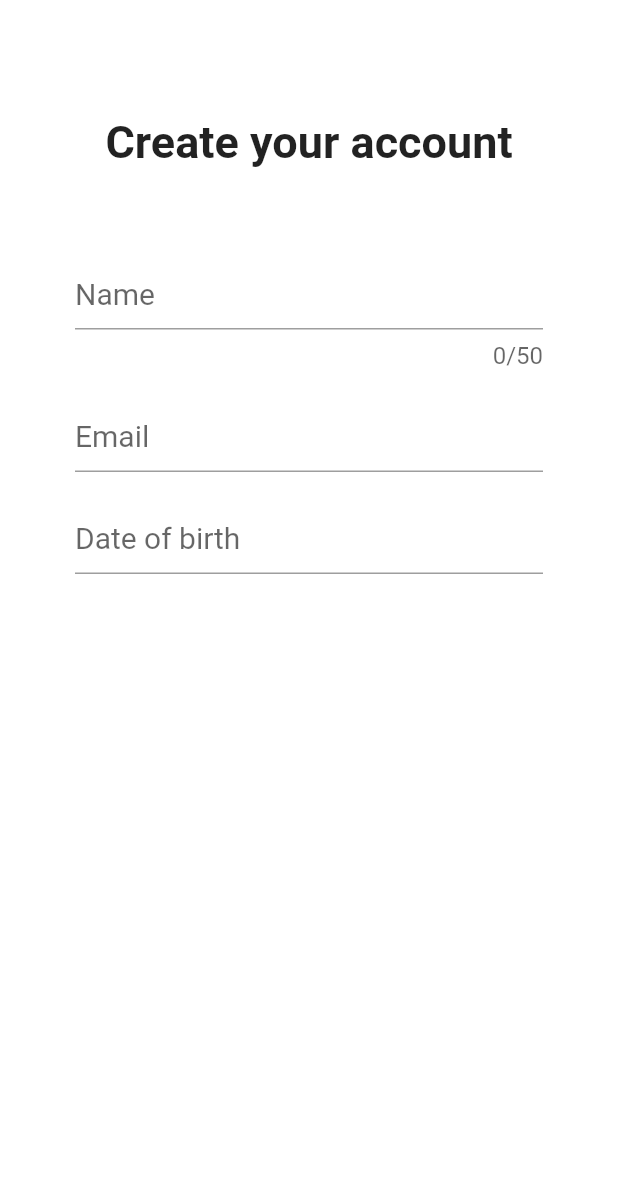
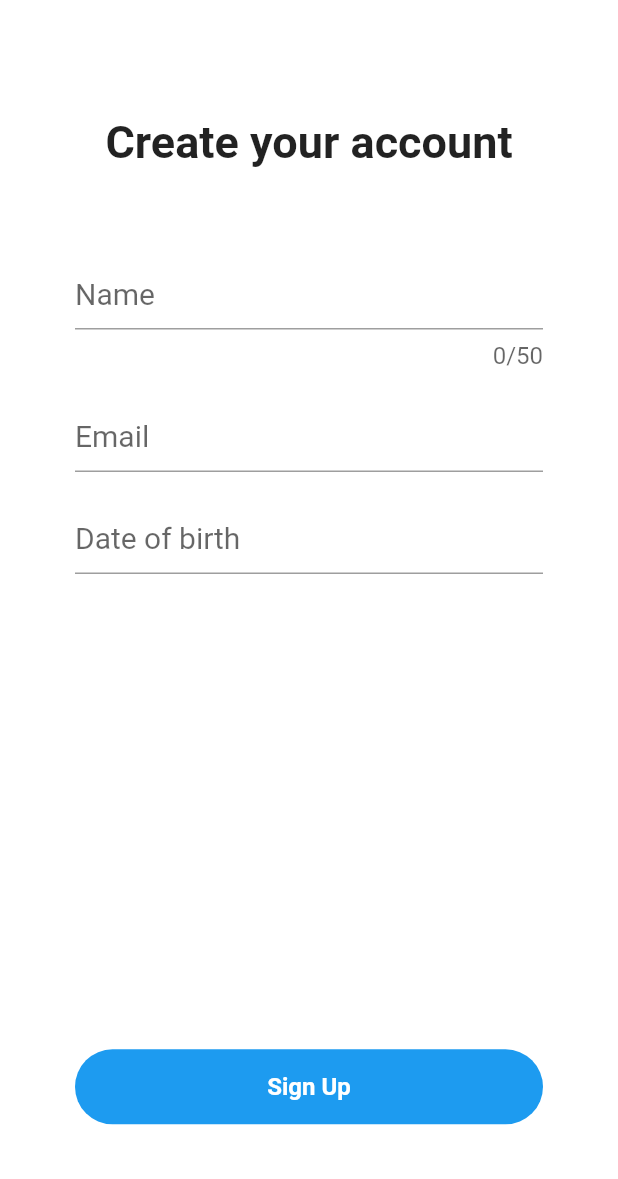
Before and after one commit to OmarNashat01/Cross-Platform-Twitter-Clone, a Flutter app: the screen it shows after launch, on a phone screen of 412 x 824 dp, the part 57-1236 px from its top. Run offline on Flutter 3.47's test engine with Material 2 defaults, Android fonts, the phone set to English and light mode, and no system bars; our stand-ins replace email_validator, flutter_datetime_picker, flutter_svg, font_awesome_flutter; project files that could hold a hidden picture were left out.

Commit message:
Finish Signup screen

```diff
--- a/lib/screens/signup_screen/signup_screen.dart
+++ b/lib/screens/signup_screen/signup_screen.dart
@@ -32,7 +32,10 @@ class SignupScreen extends StatelessWidget {
                   child: Text(
                     'Create your account',
                     textAlign: TextAlign.center,
-                    style: TextStyle(fontSize: 30, fontWeight: FontWeight.bold),
+                    style: TextStyle(
+                      fontSize: 30,
+                      fontWeight: FontWeight.bold,
+                    ),
                   ),
                 ),
               ),
@@ -40,6 +43,7 @@ class SignupScreen extends StatelessWidget {
                 flex: 4,
                 child: SignupForm(),
               ),
+
             ],
           ),
         ),
--- /dev/null
+++ b/lib/screens/signup_screen/widgets/signup_button.dart
@@ -0,0 +1,42 @@
+import 'dart:developer';
+import 'package:flutter/material.dart';
+
+import '../../../constants.dart';
+
+class SignUpButton extends StatelessWidget {
+  final _formKey;
+  const SignUpButton(this._formKey);
+
+  void _pressSignupButton() {
+    if (_formKey.currentState!.validate()) {
+      log('passed');
+    } else {
+      log('failed');
+    }
+  }
+
+  @override
+  Widget build(BuildContext context) {
+    return Align(
+      alignment: Alignment.center,
+      child: ElevatedButton(
+        onPressed: _pressSignupButton,
+        style: ElevatedButton.styleFrom(
+          primary: Theme.of(context).colorScheme.secondary,
+          onPrimary: Theme.of(context).colorScheme.onSecondary,
+          elevation: 0,
+          shape: RoundedRectangleBorder(
+            borderRadius: BorderRadius.circular(100),
+          ),
+          shadowColor: Colors.white,
+          minimumSize: const Size(double.infinity, 50),
+          textStyle: const TextStyle(
+            fontSize: 16,
+            fontWeight: FontWeight.bold,
+          ),
+        ),
+        child: const Text('Sign Up'),
+      ),
+    );
+  }
+}
--- a/lib/screens/signup_screen/widgets/signup_form.dart
+++ b/lib/screens/signup_screen/widgets/signup_form.dart
@@ -1,10 +1,9 @@
-import 'dart:developer';
-
 import 'package:flutter/material.dart';
-import 'package:flutter/painting.dart';
 import 'package:email_validator/email_validator.dart';
 import 'package:flutter_datetime_picker/flutter_datetime_picker.dart';
 import 'package:intl/intl.dart';
+
+import 'signup_button.dart';
 
 import '../../../constants.dart';
 
@@ -15,37 +14,45 @@ class SignupForm extends StatefulWidget {
 
 class _SignupFormState extends State<SignupForm> {
   final _formKey = GlobalKey<FormState>();
-  final _dateOfBirth = TextEditingController();
+  final _nameFieldController = TextEditingController();
+  final _emailFieldController = TextEditingController();
+  final _dateOfBirthFieldController = TextEditingController();
 
-  //! is to be changed
-  String? _validateName(value) {}
+
+  String? _validateName(value) {
+    if (value.isEmpty) return 'Please enter your name.';
+    return null;
+  }
 
   String? _validateEmail(value) {
     // TODO: add a validation to check whether the email is already been taken
     // if (exists(value)) return 'Email has already been taken.'
 
-    if (value.isEmpty) return null;
     if (!EmailValidator.validate(value)) return 'Please enter a valid email.';
     return null;
   }
 
-  String? _validateDob(value) {}
+  String? _validateDob(value) {
+    if (value.isEmpty) return 'Please enter your date of birth.';
+    return null;
+  }
 
   _updateDate(DateTime date) {
     setState(() {
-      _dateOfBirth.text = DateFormat.yMMMd().format(date);
+      _dateOfBirthFieldController.text = DateFormat.yMMMd().format(date);
     });
   }
 
   void _showDatePicker() {
     DatePicker.showDatePicker(
       context,
+      showTitleActions: false,
       maxTime: DateTime.now(),
       minTime: DateTime(1900),
       onChanged: _updateDate,
-      currentTime: _dateOfBirth.text == ''
+      currentTime: _dateOfBirthFieldController.text == ''
           ? DateTime.now()
-          : DateFormat.yMMMd().parse(_dateOfBirth.text),
+          : DateFormat.yMMMd().parse(_dateOfBirthFieldController.text),
       onConfirm: null,
     );
   }
@@ -66,45 +73,53 @@ class _SignupFormState extends State<SignupForm> {
   @override
   Widget build(BuildContext context) {
     return Form(
-      autovalidateMode: AutovalidateMode.onUserInteraction,
       key: _formKey,
       child: Column(
         children: [
+          Expanded(
+            flex: 4,
+            child: Column(
+              children: [
                 TextFormField(
+                  autovalidateMode: AutovalidateMode.onUserInteraction,
                   cursorColor: Theme.of(context).colorScheme.secondary,
                   cursorWidth: 2,
                   maxLength: 50,
+                  textInputAction: TextInputAction.next,
                   validator: _validateName,
+                  controller: _nameFieldController,
                   keyboardType: TextInputType.name,
                   style: const TextStyle(fontSize: 20),
                   decoration: _decorateFields('Name'),
                 ),
                 const SizedBox(height: 20),
-
                 TextFormField(
+                  autovalidateMode: AutovalidateMode.onUserInteraction,
                   cursorColor: Theme.of(context).colorScheme.secondary,
                   cursorWidth: 2,
                   style: const TextStyle(fontSize: 20),
                   validator: _validateEmail,
+                  controller: _emailFieldController,
                   keyboardType: TextInputType.emailAddress,
                   decoration: _decorateFields('Email'),
                 ),
                 const SizedBox(height: 20),
-
                 TextFormField(
+                  autovalidateMode: AutovalidateMode.onUserInteraction,
                   style: const TextStyle(fontSize: 20),
                   readOnly: true,
                   validator: _validateDob,
-            controller: _dateOfBirth,
+                  controller: _dateOfBirthFieldController,
                   onTap: _showDatePicker,
                   decoration: _decorateFields('Date of birth'),
                 ),
-
-          //   onPressed: () {
-          //     if (_formKey.currentState!.validate()) {}
-          //   },
-          //   child: Text('Sign Up'),
-          // ),
+              ],
+            ),
+          ),
+          Expanded(
+            flex: 1,
+            child: SignUpButton(_formKey),
+          ),
         ],
       ),
     );
```
Lines whose indentation alone changed are shown as unchanged.
